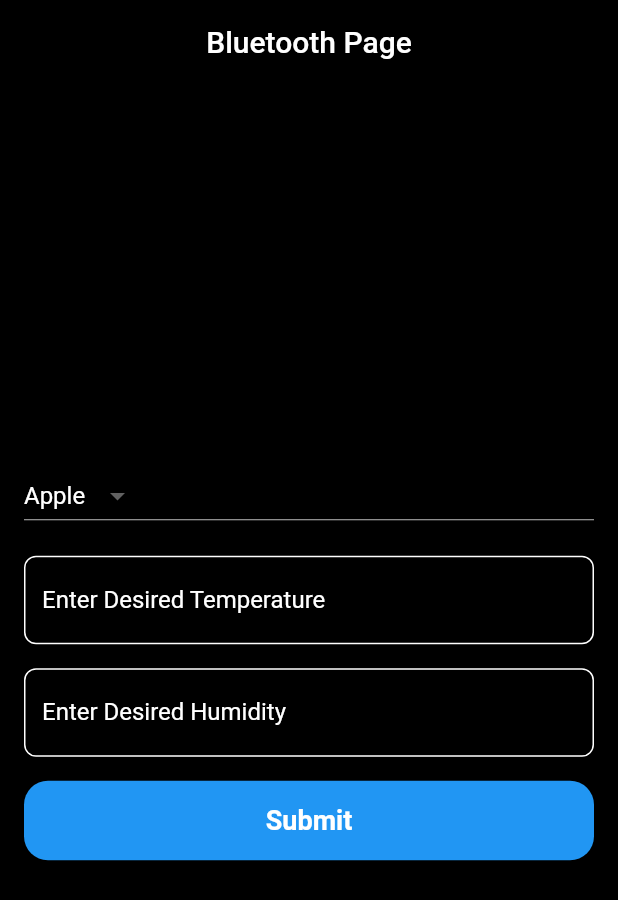
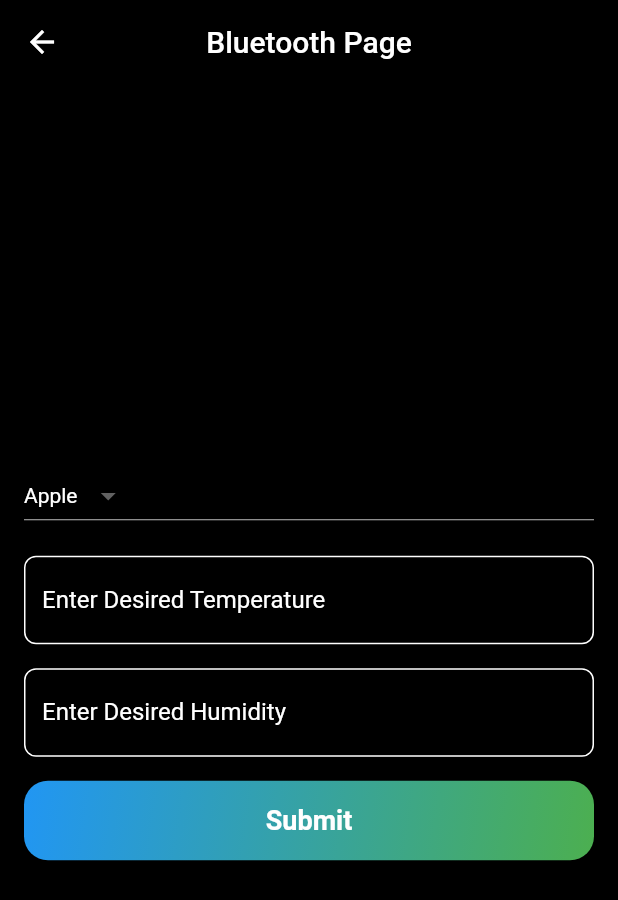
Before and after one commit to Churanta/Flutter-Ble-and-MQTT, a Flutter app: the BluetoothPage screen opened directly, on a phone screen of 412 x 824 dp. Shown: the top 900 px of the screen. Run offline on Flutter 3.47's test engine with Material 2 defaults, Android fonts, the phone set to English and light mode, and no system bars; our stand-ins replace flutter_blue, flutter_spinbox, fluttertoast, lottie, pinput, shared_preferences; missing offline and left inert: mqtt_client; accounts and stored records are empty.

Commit message:
first commit

```diff
--- a/lib/BluetoothPage.dart
+++ b/lib/BluetoothPage.dart
@@ -94,6 +94,12 @@ class _BluetoothPageState extends State<BluetoothPage> {
         backgroundColor: Colors.black,
         centerTitle: true, // Center the app bar title
         title: Text('Bluetooth Page'),
+        leading: IconButton(
+          icon: Icon(Icons.arrow_back),
+          onPressed: () {
+            Navigator.pop(context);
+          },
+        ),
       ),
       body: Container(
         color: Colors.black, // Set background color to black
@@ -121,6 +127,9 @@ class _BluetoothPageState extends State<BluetoothPage> {
                       ),
                     );
                   }).toList(),
+                  style: TextStyle(color: Colors.white),
+                  dropdownColor:
+                      Colors.black, // Set dropdown menu color to black
                 ),
                 SizedBox(height: 16.0),
                 TextField(
@@ -157,39 +166,30 @@ class _BluetoothPageState extends State<BluetoothPage> {
                   ),
                 ),
                 SizedBox(height: 16.0),
-                ElevatedButton(
-                  onPressed: submitData,
-                  style: ElevatedButton.styleFrom(
-                    shape: RoundedRectangleBorder(
+                GestureDetector(
+                  onTap: submitData,
+                  child: Container(
+                    decoration: BoxDecoration(
+                      gradient: LinearGradient(
+                        colors: [
+                          Colors.blue,
+                          Colors.green
+                        ], // Set gradient colors
+                        begin: Alignment.topLeft,
+                        end: Alignment.bottomRight,
+                      ),
                       borderRadius: BorderRadius.circular(16.0),
                     ),
                     padding: EdgeInsets.symmetric(vertical: 16.0),
-                    elevation: 5.0,
-                    // Apply gradient background color
-                    // Replace the colors with your desired gradient colors
-                    // You can use any color combination you like
-                    // For example, you can use LinearGradient or RadialGradient
-                    // LinearGradient(
-                    //   colors: [Colors.blue, Colors.green],
-                    // )
-                    // RadialGradient(
-                    //   colors: [Colors.red, Colors.yellow],
-                    // )
-                    // You can also specify the gradient stops and begin/end points
-                    // See the Flutter documentation for more details on gradients
-                    // You may need to import 'package:flutter/painting.dart' to use LinearGradient or RadialGradient
-                    // gradient: LinearGradient(
-                    //   begin: Alignment.topLeft,
-                    //   end: Alignment.bottomRight,
-                    //   colors: [Colors.blue, Colors.green],
-                    // ),
-                  ),
+                    child: Center(
                       child: Text(
                         'Submit',
                         style: TextStyle(
                           color: Colors.white,
                           fontSize: 18.0,
                           fontWeight: FontWeight.bold,
+                        ),
+                      ),
                     ),
                   ),
                 ),
```
Lines whose indentation alone changed are shown as unchanged.
